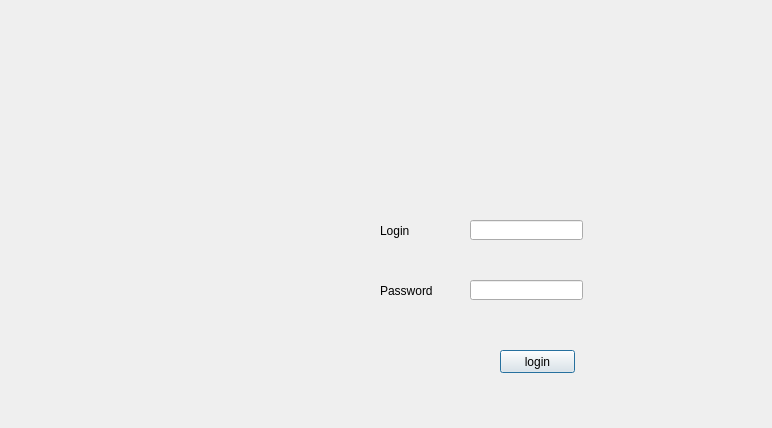
Above: interprinc.ui from khlayel98/projetqt before the change. Below: the same form after it.
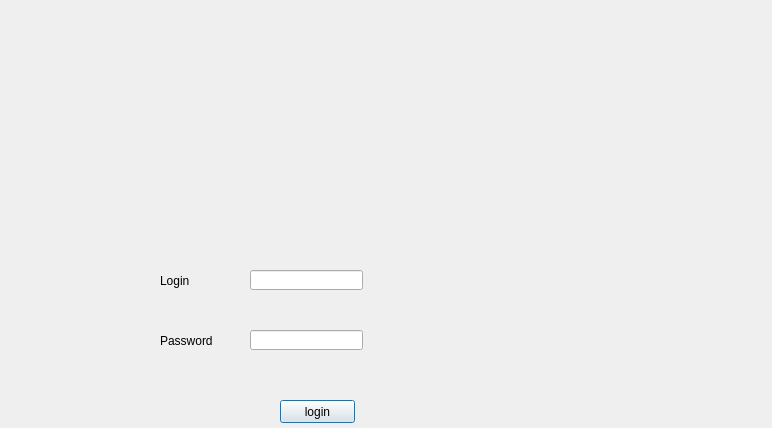
That is the form after the change. Icons and pictures are not drawn.

The edit to the form file:
```diff
--- a/interprinc.ui
+++ b/interprinc.ui
@@ -13,27 +13,24 @@
   <property name="windowTitle">
    <string>Dialog</string>
   </property>
-  <widget class="QLabel" name="label">
+  <widget class="QLabel" name="label_3">
    <property name="geometry">
     <rect>
-     <x>0</x>
-     <y>0</y>
-     <width>801</width>
-     <height>451</height>
+     <x>160</x>
+     <y>320</y>
+     <width>61</width>
+     <height>41</height>
     </rect>
    </property>
-   <property name="styleSheet">
-    <string notr="true">background-image: url(:/img/resource.jpg);</string>
-   </property>
    <property name="text">
-    <string/>
+    <string>Password</string>
    </property>
   </widget>
   <widget class="QPushButton" name="pushButton">
    <property name="geometry">
     <rect>
-     <x>500</x>
-     <y>350</y>
+     <x>280</x>
+     <y>400</y>
      <width>75</width>
      <height>23</height>
     </rect>
@@ -45,8 +42,8 @@
   <widget class="QLabel" name="label_2">
    <property name="geometry">
     <rect>
-     <x>380</x>
-     <y>210</y>
+     <x>160</x>
+     <y>260</y>
      <width>61</width>
      <height>41</height>
     </rect>
@@ -55,24 +52,11 @@
     <string>Login</string>
    </property>
   </widget>
-  <widget class="QLabel" name="label_3">
-   <property name="geometry">
-    <rect>
-     <x>380</x>
-     <y>270</y>
-     <width>61</width>
-     <height>41</height>
-    </rect>
-   </property>
-   <property name="text">
-    <string>Password</string>
-   </property>
-  </widget>
   <widget class="QLineEdit" name="lineEdit">
    <property name="geometry">
     <rect>
-     <x>470</x>
-     <y>220</y>
+     <x>250</x>
+     <y>270</y>
      <width>113</width>
      <height>20</height>
     </rect>
@@ -81,8 +65,8 @@
   <widget class="QLineEdit" name="lineEdit_2">
    <property name="geometry">
     <rect>
-     <x>470</x>
-     <y>280</y>
+     <x>250</x>
+     <y>330</y>
      <width>113</width>
      <height>20</height>
     </rect>
```
